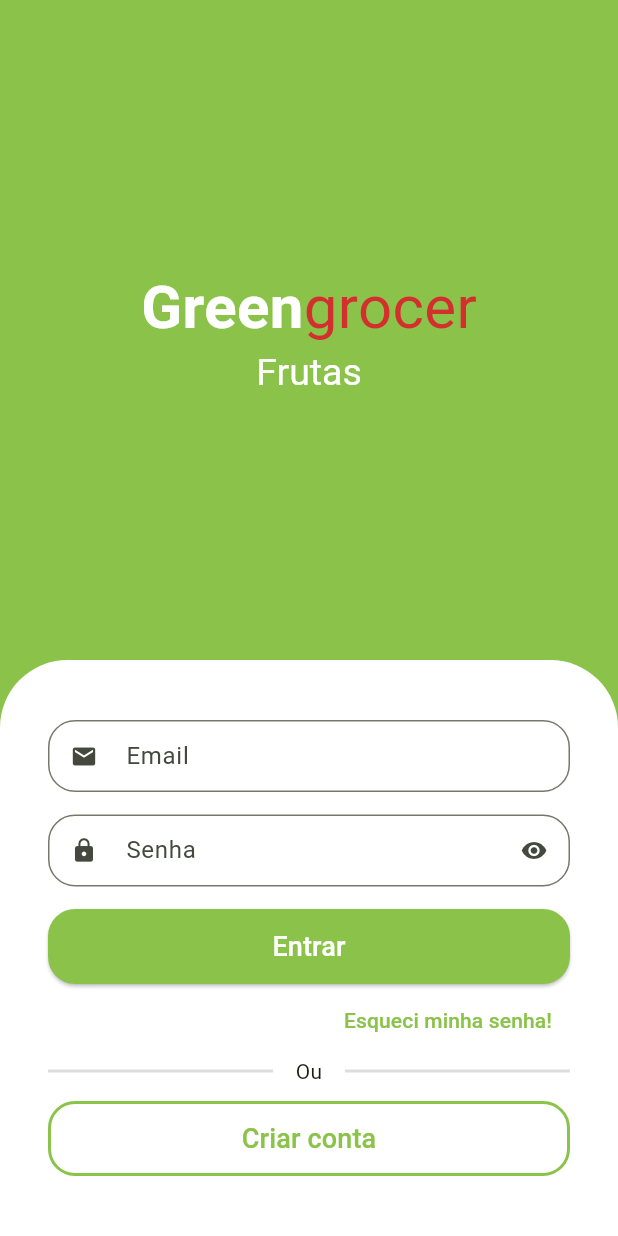
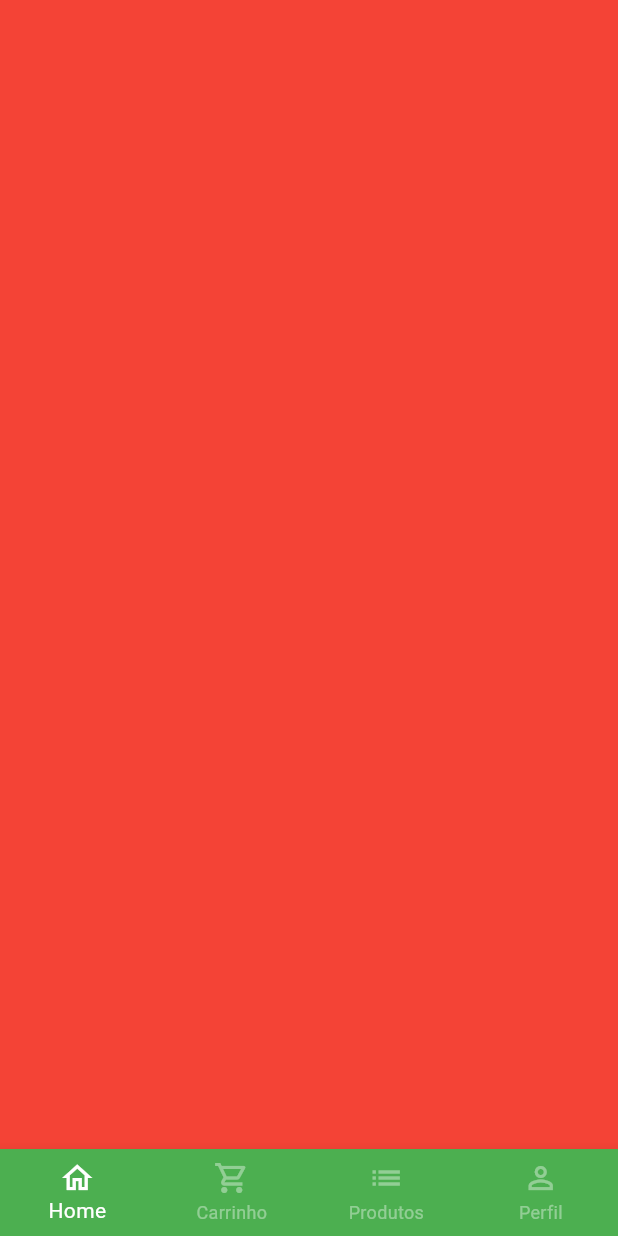
Before and after one commit to RomarioCabo/greengrocer, a Flutter app: the screen it shows after launch, after a tap on "Entrar", on a phone screen of 412 x 824 dp. Run offline on Flutter 3.47's test engine with Material 3 defaults, Android fonts, the phone set to English and light mode, and no system bars; drawn by our look-alikes of animated_text_kit; our stand-ins replace mask_text_input_formatter.

Commit message:
Implementação da tela base

```diff
--- a/lib/src/auth/sign_in_screen.dart
+++ b/lib/src/auth/sign_in_screen.dart
@@ -2,6 +2,7 @@ import 'package:animated_text_kit/animated_text_kit.dart';
 import 'package:flutter/material.dart';
 import 'package:greengrocer/src/auth/components/custom_text_field.dart';
 import 'package:greengrocer/src/auth/sign_up_screen.dart';
+import 'package:greengrocer/src/base/base_screen.dart';
 import 'package:greengrocer/src/config/custom_colors.dart';
 
 class SignInScreen extends StatelessWidget {
@@ -100,7 +101,13 @@ class SignInScreen extends StatelessWidget {
                             borderRadius: BorderRadius.circular(18),
                           ),
                         ),
-                        onPressed: () {},
+                        onPressed: () {
+                          Navigator.of(context).pushReplacement(
+                            MaterialPageRoute(builder: (context) {
+                              return BaseScreen();
+                            })
+                          );
+                        },
                         child: const Text(
                           'Entrar',
                           style: TextStyle(
--- /dev/null
+++ b/lib/src/base/base_screen.dart
@@ -0,0 +1,60 @@
+import 'package:flutter/material.dart';
+
+class BaseScreen extends StatefulWidget {
+  const BaseScreen({super.key});
+
+  @override
+  State<BaseScreen> createState() => _BaseScreenState();
+}
+
+class _BaseScreenState extends State<BaseScreen> {
+  int currentIndex = 0;
+  final pageController = PageController();
+
+  @override
+  Widget build(BuildContext context) {
+    return Scaffold(
+      body: PageView(
+        physics: const NeverScrollableScrollPhysics(),
+        controller: pageController,
+        children: [
+          Container(color: Colors.red),
+          Container(color: Colors.green),
+          Container(color: Colors.yellow),
+          Container(color: Colors.grey),
+        ],
+      ),
+      bottomNavigationBar: BottomNavigationBar(
+        currentIndex: currentIndex,
+        onTap: (index) {
+          setState(() {
+            currentIndex = index;
+            pageController.jumpToPage(index);
+          });
+        },
+        type: BottomNavigationBarType.fixed,
+        backgroundColor: Colors.green,
+        selectedItemColor: Colors.white,
+        unselectedItemColor: Colors.white.withAlpha(100),
+        items: const [
+          BottomNavigationBarItem(
+            icon: Icon(Icons.home_outlined),
+            label: 'Home',
+          ),
+          BottomNavigationBarItem(
+            icon: Icon(Icons.shopping_cart_outlined),
+            label: 'Carrinho',
+          ),
+          BottomNavigationBarItem(
+            icon: Icon(Icons.list),
+            label: 'Produtos',
+          ),
+          BottomNavigationBarItem(
+            icon: Icon(Icons.person_outline),
+            label: 'Perfil',
+          ),
+        ],
+      ),
+    );
+  }
+}
```
